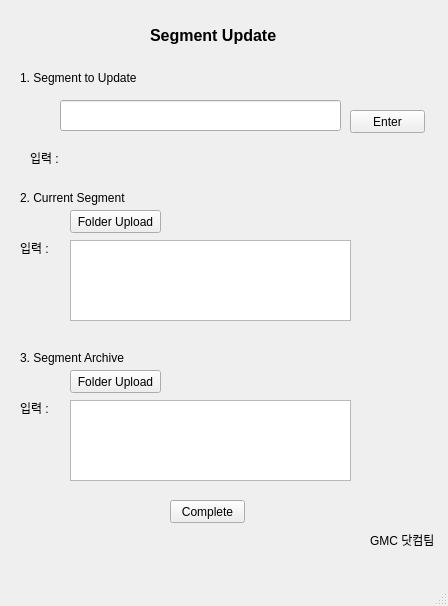
First picture: the form in SegUpdate/segment_update_main.ui, repository SunkyeongLee/aasegpackage, before the edit.
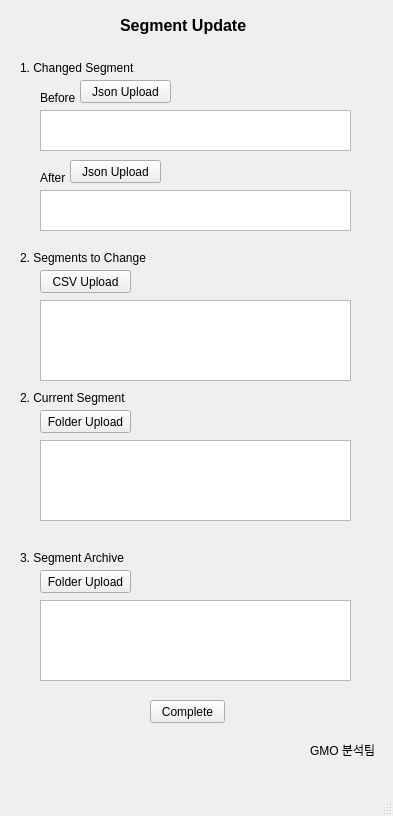
Second picture: the form after the edit.

```diff
--- a/SegUpdate/segment_update_main.ui
+++ b/SegUpdate/segment_update_main.ui
@@ -6,8 +6,8 @@
    <rect>
     <x>0</x>
     <y>0</y>
-    <width>448</width>
-    <height>606</height>
+    <width>393</width>
+    <height>816</height>
    </rect>
   </property>
   <property name="windowTitle">
@@ -17,8 +17,8 @@
    <widget class="QLabel" name="label">
     <property name="geometry">
      <rect>
-      <x>150</x>
-      <y>20</y>
+      <x>120</x>
+      <y>10</y>
       <width>141</width>
       <height>31</height>
      </rect>
@@ -38,69 +38,20 @@
     <property name="geometry">
      <rect>
       <x>20</x>
-      <y>70</y>
+      <y>60</y>
       <width>141</width>
       <height>16</height>
      </rect>
     </property>
     <property name="text">
-     <string>1. Segment to Update</string>
-    </property>
-   </widget>
-   <widget class="QPushButton" name="pushButton_component">
-    <property name="geometry">
-     <rect>
-      <x>350</x>
-      <y>110</y>
-      <width>75</width>
-      <height>23</height>
-     </rect>
-    </property>
-    <property name="text">
-     <string>Enter</string>
-    </property>
-   </widget>
-   <widget class="QLineEdit" name="lineEdit_component">
-    <property name="geometry">
-     <rect>
-      <x>60</x>
-      <y>100</y>
-      <width>281</width>
-      <height>31</height>
-     </rect>
-    </property>
-   </widget>
-   <widget class="QLabel" name="label_3">
-    <property name="geometry">
-     <rect>
-      <x>30</x>
-      <y>150</y>
-      <width>41</width>
-      <height>16</height>
-     </rect>
-    </property>
-    <property name="text">
-     <string>입력 : </string>
-    </property>
-   </widget>
-   <widget class="QLabel" name="lineEdit_component_out">
-    <property name="geometry">
-     <rect>
-      <x>70</x>
-      <y>140</y>
-      <width>351</width>
-      <height>31</height>
-     </rect>
-    </property>
-    <property name="text">
-     <string/>
+     <string>1. Changed Segment</string>
     </property>
    </widget>
    <widget class="QLabel" name="label_5">
     <property name="geometry">
      <rect>
       <x>20</x>
-      <y>190</y>
+      <y>390</y>
       <width>121</width>
       <height>16</height>
      </rect>
@@ -112,9 +63,9 @@
    <widget class="QTextEdit" name="textEdit_current">
     <property name="geometry">
      <rect>
-      <x>70</x>
-      <y>240</y>
-      <width>281</width>
+      <x>40</x>
+      <y>440</y>
+      <width>311</width>
       <height>81</height>
      </rect>
     </property>
@@ -122,8 +73,8 @@
    <widget class="QPushButton" name="pushButton_current">
     <property name="geometry">
      <rect>
-      <x>70</x>
-      <y>210</y>
+      <x>40</x>
+      <y>410</y>
       <width>91</width>
       <height>23</height>
      </rect>
@@ -132,38 +83,12 @@
      <string>Folder Upload</string>
     </property>
    </widget>
-   <widget class="QLabel" name="label_6">
-    <property name="geometry">
-     <rect>
-      <x>20</x>
-      <y>240</y>
-      <width>41</width>
-      <height>16</height>
-     </rect>
-    </property>
-    <property name="text">
-     <string>입력 : </string>
-    </property>
-   </widget>
-   <widget class="QLabel" name="label_7">
-    <property name="geometry">
-     <rect>
-      <x>20</x>
-      <y>400</y>
-      <width>41</width>
-      <height>16</height>
-     </rect>
-    </property>
-    <property name="text">
-     <string>입력 : </string>
-    </property>
-   </widget>
    <widget class="QTextEdit" name="textEdit_archive">
     <property name="geometry">
      <rect>
-      <x>70</x>
-      <y>400</y>
-      <width>281</width>
+      <x>40</x>
+      <y>600</y>
+      <width>311</width>
       <height>81</height>
      </rect>
     </property>
@@ -171,8 +96,8 @@
    <widget class="QPushButton" name="pushButton_archive">
     <property name="geometry">
      <rect>
-      <x>70</x>
-      <y>370</y>
+      <x>40</x>
+      <y>570</y>
       <width>91</width>
       <height>23</height>
      </rect>
@@ -185,7 +110,7 @@
     <property name="geometry">
      <rect>
       <x>20</x>
-      <y>350</y>
+      <y>550</y>
       <width>121</width>
       <height>16</height>
      </rect>
@@ -197,21 +122,21 @@
    <widget class="QLabel" name="label_11">
     <property name="geometry">
      <rect>
-      <x>370</x>
-      <y>530</y>
+      <x>310</x>
+      <y>740</y>
       <width>71</width>
       <height>20</height>
      </rect>
     </property>
     <property name="text">
-     <string>GMC 닷컴팀</string>
+     <string>GMO 분석팀</string>
     </property>
    </widget>
    <widget class="QPushButton" name="pushButton_complete">
     <property name="geometry">
      <rect>
-      <x>170</x>
-      <y>500</y>
+      <x>150</x>
+      <y>700</y>
       <width>75</width>
       <height>23</height>
      </rect>
@@ -220,6 +145,114 @@
      <string>Complete</string>
     </property>
    </widget>
+   <widget class="QLabel" name="label_9">
+    <property name="geometry">
+     <rect>
+      <x>40</x>
+      <y>90</y>
+      <width>41</width>
+      <height>16</height>
+     </rect>
+    </property>
+    <property name="text">
+     <string>Before</string>
+    </property>
+   </widget>
+   <widget class="QPushButton" name="pushButton_before">
+    <property name="geometry">
+     <rect>
+      <x>80</x>
+      <y>80</y>
+      <width>91</width>
+      <height>23</height>
+     </rect>
+    </property>
+    <property name="text">
+     <string>Json Upload</string>
+    </property>
+   </widget>
+   <widget class="QTextEdit" name="textEdit_before">
+    <property name="geometry">
+     <rect>
+      <x>40</x>
+      <y>110</y>
+      <width>311</width>
+      <height>41</height>
+     </rect>
+    </property>
+   </widget>
+   <widget class="QTextEdit" name="textEdit_after">
+    <property name="geometry">
+     <rect>
+      <x>40</x>
+      <y>190</y>
+      <width>311</width>
+      <height>41</height>
+     </rect>
+    </property>
+   </widget>
+   <widget class="QLabel" name="label_10">
+    <property name="geometry">
+     <rect>
+      <x>40</x>
+      <y>170</y>
+      <width>41</width>
+      <height>16</height>
+     </rect>
+    </property>
+    <property name="text">
+     <string>After</string>
+    </property>
+   </widget>
+   <widget class="QPushButton" name="pushButton_after">
+    <property name="geometry">
+     <rect>
+      <x>70</x>
+      <y>160</y>
+      <width>91</width>
+      <height>23</height>
+     </rect>
+    </property>
+    <property name="text">
+     <string>Json Upload</string>
+    </property>
+   </widget>
+   <widget class="QLabel" name="label_3">
+    <property name="geometry">
+     <rect>
+      <x>20</x>
+      <y>250</y>
+      <width>141</width>
+      <height>16</height>
+     </rect>
+    </property>
+    <property name="text">
+     <string>2. Segments to Change</string>
+    </property>
+   </widget>
+   <widget class="QTextEdit" name="textEdit_csv">
+    <property name="geometry">
+     <rect>
+      <x>40</x>
+      <y>300</y>
+      <width>311</width>
+      <height>81</height>
+     </rect>
+    </property>
+   </widget>
+   <widget class="QPushButton" name="pushButton_csv">
+    <property name="geometry">
+     <rect>
+      <x>40</x>
+      <y>270</y>
+      <width>91</width>
+      <height>23</height>
+     </rect>
+    </property>
+    <property name="text">
+     <string>CSV Upload</string>
+    </property>
+   </widget>
   </widget>
   <widget class="QMenuBar" name="menubar">
    <property name="geometry">
```
Left out of the diff: 2 changed lines with no effect on the pictures.
